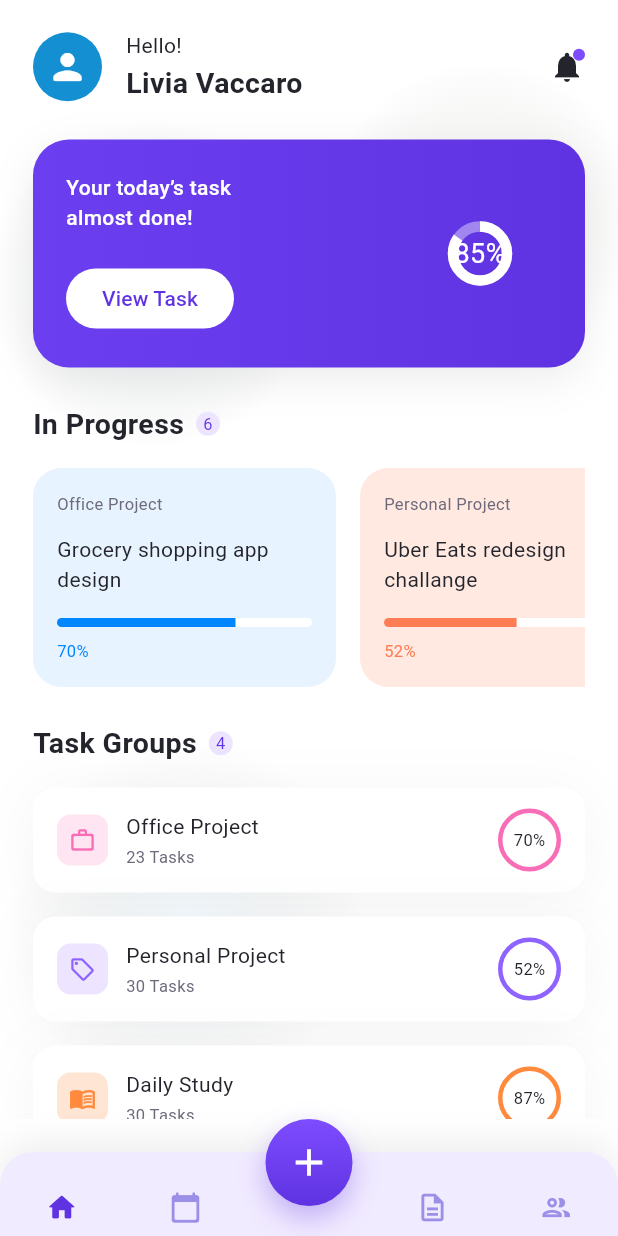
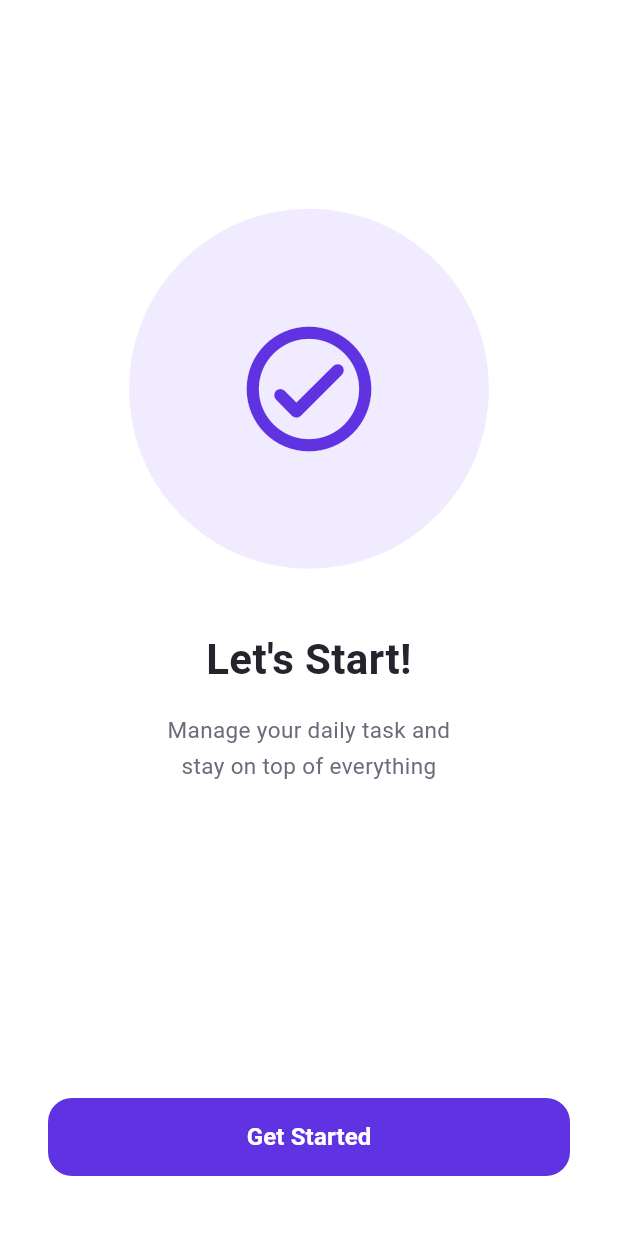
Before and after one commit to ZhengSJCode/todolist_ai_native, a Flutter app: the screen it shows after launch, on a phone screen of 412 x 824 dp. Run offline on Flutter 3.47's test engine with Material 3 defaults, Android fonts, the phone set to English and light mode, and no system bars; our stand-ins replace flutter_riverpod, freezed_annotation, go_router, riverpod_annotation; generated files the repository leaves out were written again.

Commit message:
feat: add let's start page and go_router routing
- LetsStartPage (Figma 101:100): headline, tagline, Get Started button with onStart callback
- go_router wired via buildAppRouter(); initial route /start → /home
- TodoApp widget wraps router for production entry
- main.dart updated to use TodoApp
- Router tests: redirect, home navigation, Get Started → home transition
- All 21 tests passing

Co-Authored-By: Claude Sonnet 4.6 <noreply@anthropic.com>

```diff
--- a/lib/main.dart
+++ b/lib/main.dart
@@ -1,10 +1,11 @@
 import 'package:flutter/widgets.dart';
 import 'package:flutter_riverpod/flutter_riverpod.dart';
 
-import 'src/app.dart';
+import 'src/router.dart';
 
+// Keep MyApp export for existing widget tests that use it directly.
 export 'src/app.dart' show MyApp;
 
 void main() {
-  runApp(const ProviderScope(child: MyApp()));
+  runApp(const ProviderScope(child: TodoApp()));
 }
--- /dev/null
+++ b/lib/src/pages/lets_start_page.dart
@@ -0,0 +1,81 @@
+import 'package:flutter/material.dart';
+
+/// Onboarding / entry screen — Figma node 101:100.
+class LetsStartPage extends StatelessWidget {
+  const LetsStartPage({super.key, this.onStart});
+
+  /// Called when the user taps "Get Started".
+  /// If null the button is still rendered but does nothing (for test isolation).
+  final VoidCallback? onStart;
+
+  @override
+  Widget build(BuildContext context) {
+    return Scaffold(
+      backgroundColor: Colors.white,
+      body: SafeArea(
+        child: Padding(
+          padding: const EdgeInsets.symmetric(horizontal: 32),
+          child: Column(
+            crossAxisAlignment: CrossAxisAlignment.center,
+            children: [
+              const Spacer(flex: 2),
+              // Illustration placeholder
+              Container(
+                width: 240,
+                height: 240,
+                decoration: const BoxDecoration(
+                  color: Color(0xFFF1EBFF),
+                  shape: BoxShape.circle,
+                ),
+                child: const Icon(
+                  Icons.check_circle_outline_rounded,
+                  size: 100,
+                  color: Color(0xFF5F33E1),
+                ),
+              ),
+              const SizedBox(height: 40),
+              const Text(
+                "Let's Start!",
+                style: TextStyle(
+                  fontSize: 28,
+                  fontWeight: FontWeight.w700,
+                  color: Color(0xFF24252C),
+                ),
+                textAlign: TextAlign.center,
+              ),
+              const SizedBox(height: 16),
+              const Text(
+                'Manage your daily task and\nstay on top of everything',
+                style: TextStyle(
+                  fontSize: 15,
+                  color: Color(0xFF6E6A7C),
+                  height: 1.6,
+                ),
+                textAlign: TextAlign.center,
+              ),
+              const Spacer(flex: 3),
+              SizedBox(
+                width: double.infinity,
+                height: 52,
+                child: FilledButton(
+                  onPressed: onStart,
+                  style: FilledButton.styleFrom(
+                    backgroundColor: const Color(0xFF5F33E1),
+                    shape: RoundedRectangleBorder(
+                      borderRadius: BorderRadius.circular(16),
+                    ),
+                  ),
+                  child: const Text(
+                    'Get Started',
+                    style: TextStyle(fontSize: 16, fontWeight: FontWeight.w600),
+                  ),
+                ),
+              ),
+              const SizedBox(height: 40),
+            ],
+          ),
+        ),
+      ),
+    );
+  }
+}
--- /dev/null
+++ b/lib/src/router.dart
@@ -0,0 +1,49 @@
+import 'package:flutter/material.dart';
+import 'package:flutter_riverpod/flutter_riverpod.dart';
+import 'package:go_router/go_router.dart';
+
+import 'pages/lets_start_page.dart';
+import 'widgets/app_shell.dart';
+
+/// Route path constants.
+abstract final class ScreenPaths {
+  static const start = '/start';
+  static const home = '/home';
+}
+
+/// Builds the app router.
+///
+/// [startAtHome] skips the onboarding screen — useful in tests.
+GoRouter buildAppRouter({bool startAtHome = false}) {
+  return GoRouter(
+    initialLocation: startAtHome ? ScreenPaths.home : ScreenPaths.start,
+    routes: [
+      GoRoute(
+        path: ScreenPaths.start,
+        builder: (context, state) => LetsStartPage(
+          onStart: () => context.go(ScreenPaths.home),
+        ),
+      ),
+      GoRoute(
+        path: ScreenPaths.home,
+        builder: (context, state) => const AppShell(),
+      ),
+    ],
+  );
+}
+
+/// A [ProviderScope]-aware [MaterialApp] pre-wired with the app router.
+class TodoApp extends ConsumerWidget {
+  const TodoApp({super.key, this.startAtHome = false});
+
+  final bool startAtHome;
+
+  @override
+  Widget build(BuildContext context, WidgetRef ref) {
+    return MaterialApp.router(
+      debugShowCheckedModeBanner: false,
+      title: 'Todo List',
+      routerConfig: buildAppRouter(startAtHome: startAtHome),
+    );
+  }
+}
--- a/pubspec.yaml
+++ b/pubspec.yaml
@@ -39,6 +39,7 @@ dependencies:
   riverpod_annotation: ^2.6.1
   freezed_annotation: ^2.4.4
   json_annotation: ^4.9.0
+  go_router: ^14.8.1
 
 dev_dependencies:
   flutter_test:
```
Also changed, not shown: 2 other files.
